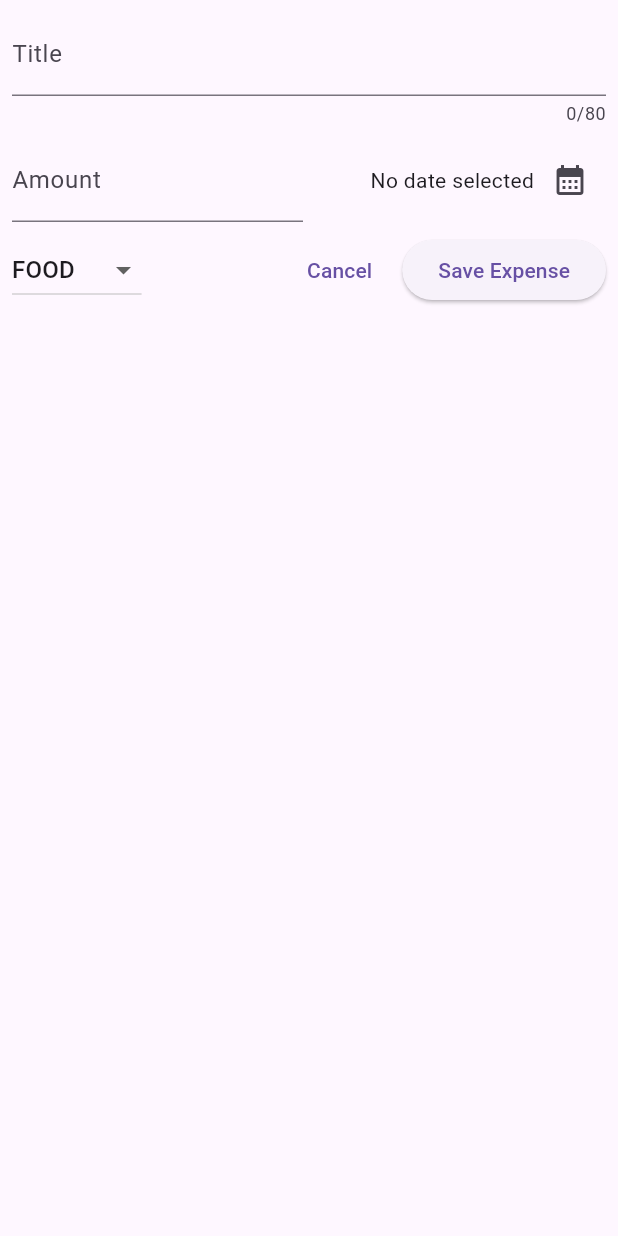
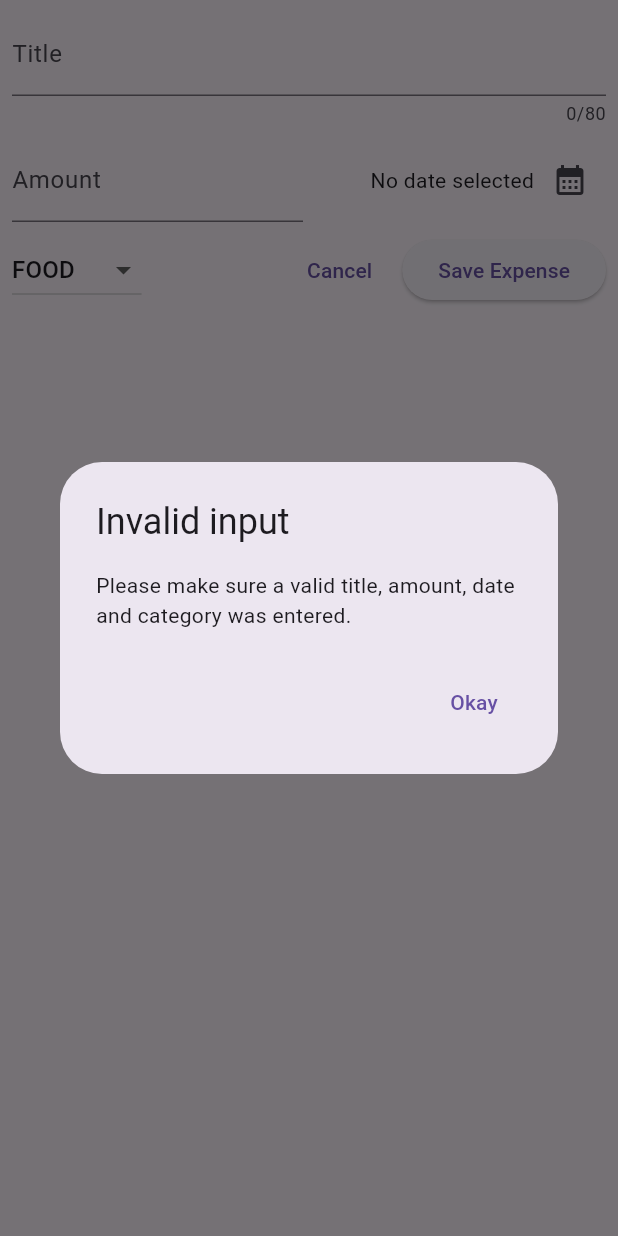
Before and after one commit to UzmiSoftwareEng/Learning_Professional_Flutter_from_Udemy, a Flutter app: the NewExpense widget shown alone on an empty page, opened directly, after a tap on "Save Expense", on a phone screen of 412 x 824 dp. Run offline on Flutter 3.47's test engine with Material 3 defaults, Android fonts, the phone set to English and light mode, and no system bars; our stand-ins replace google_fonts.

Commit message:
Adding showDialog in expense tracker and also add feature if user make error in future it throws error and show error message

```diff
--- a/Expense Tracker/day 98/lib/new_expense.dart
+++ b/Expense Tracker/day 98/lib/new_expense.dart
@@ -28,6 +28,30 @@
      _selectedDate = pickedDate;
    });
 }
+
+   void _submitExpenseData() {
+     final enteredAmount = double.tryParse( _amountController
+         .text); //tryParse('Hello") => null, tryParse('1.20') => 1.20
+     final amountIsInvalid = enteredAmount == null || enteredAmount <= 0;
+    if(_titleController.text.trim().isEmpty ||
+        amountIsInvalid ||
+        _selectedDate == null) {
+      showDialog(context: context, builder: (ctx) => AlertDialog(
+        title: Text("Invalid input"),
+        content: Text('Please make sure a valid title, amount, date and category was entered.'),
+        actions: [
+          TextButton(onPressed: () {
+      Navigator.pop(ctx);
+      },
+        child: Text('Okay'),
+          ),
+        ],
+      )
+      );
+      return;
+    }
+   }
+
 
   @override
   void dispose() {
@@ -112,11 +136,8 @@
                   child: Text('Cancel'),
               ),
           SizedBox(width: 8,),
-          ElevatedButton(onPressed: () {
-            print (
-              'Title ${_titleController.text} , Amount ${_amountController.text}',
-            );
-          },
+          ElevatedButton(
+              onPressed: _submitExpenseData,
               child: const Text('Save Expense')),
         ],
       ),
```
Also changed, not shown: Expense Tracker/notes/trim() in flutter.png (added).
